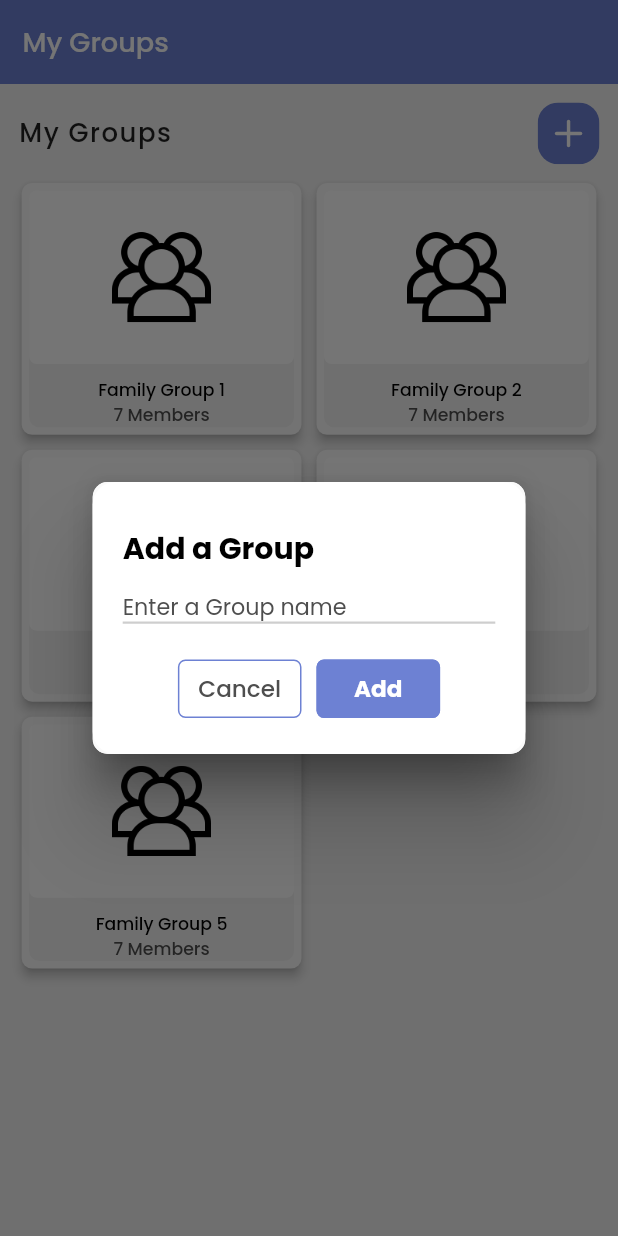
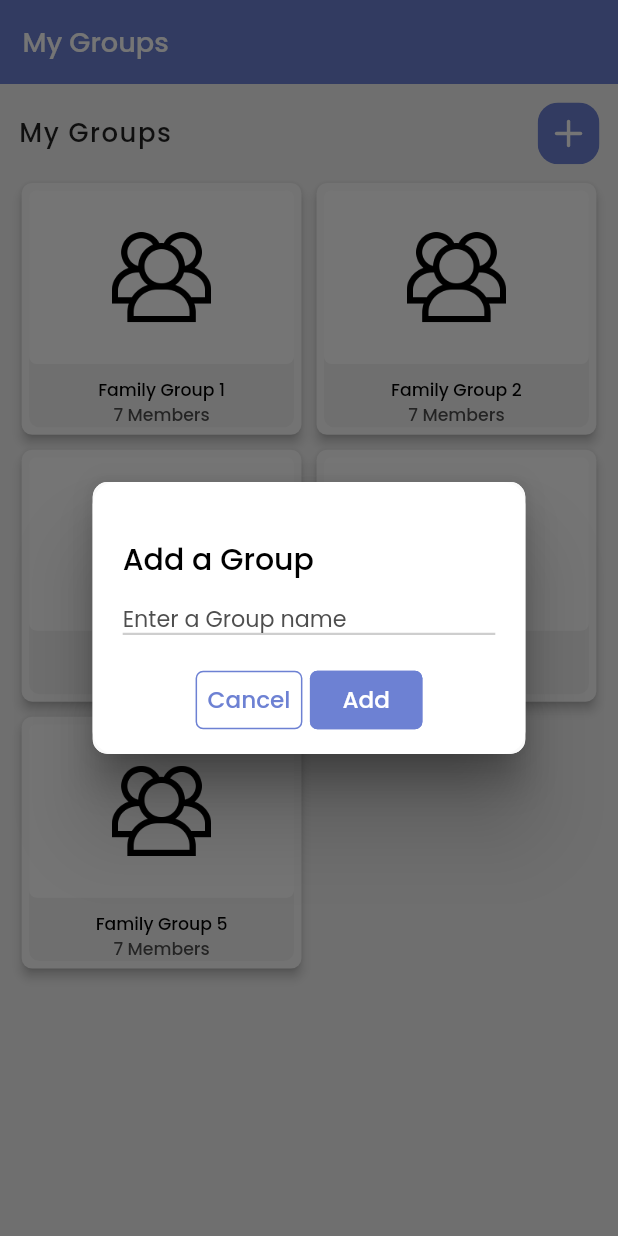
Before and after one commit to sweta-feeltech/General-Expense-App, a Flutter app: the GroupScreen screen opened by its route, after a tap on an icon or button, on a phone screen of 412 x 824 dp. Run offline on Flutter 3.47's test engine with Material 2 defaults, Android fonts, the phone set to English and light mode, and no system bars; our stand-ins replace accordion, cloud_firestore, date_time_picker, flutter_svg, google_sign_in, image_picker and 3 more; accounts and stored records are empty; project files that could hold a hidden picture were left out.

Commit message:
10-5-23 UI for dialog box, bug of rooms screen

```diff
--- a/lib/pages/Dashboard/common_widgets.dart
+++ b/lib/pages/Dashboard/common_widgets.dart
@@ -405,7 +405,7 @@ class CommonWidgets {
 
 
 
-  static Widget CommonInventoryList(BuildContext context,
+  static Widget CommonRoomList(BuildContext context,
       {int? index}
       ) {
 
@@ -485,7 +485,6 @@ class CommonWidgets {
         ),
       ),
     );
-
   }
 
 
--- a/lib/pages/Dashboard/room_screen.dart
+++ b/lib/pages/Dashboard/room_screen.dart
@@ -102,17 +102,16 @@ class _RoomScreenState extends State<RoomScreen> {
                 children: List.generate(
                     10,
                         (index) {
-                      return CommonWidgets.CommonInventoryList(context,index: index,);
+                      return CommonWidgets.CommonRoomList(context,index: index,);
                     }
                 ),
               ),
             ),
-          )
+
+          ),
+          SizedBox(height: 10,),
         ],
       ),
-
-
-
 
     );
   }
--- a/lib/pages/Widgets/theme_helper.dart
+++ b/lib/pages/Widgets/theme_helper.dart
@@ -278,12 +278,13 @@ class ThemeHelper {
                         mainAxisAlignment: MainAxisAlignment.center,
                         crossAxisAlignment: CrossAxisAlignment.start,
                         children: [
+                          SizedBox(height: 15,),
                           Text(
                             popupTitle,
                             style: TextStyle(
                                 fontSize: 20,
                                 color: Colors.black,
-                                fontWeight: FontWeight.bold
+                                fontWeight: FontWeight.w500
                             ),
                           ),
                           SizedBox(height: 5,),
@@ -346,22 +347,19 @@ class ThemeHelper {
                           Row(
                             mainAxisAlignment: MainAxisAlignment.center,
                             children: [
-                              SizedBox(
-                                width: main_Width * 0.2,
-                                child: TextButton(
+                              TextButton(
                                   onPressed: () {
                                     Navigator.pop(context);
                                   },
                                   style: ButtonStyle(
                                       shape: MaterialStateProperty.all(RoundedRectangleBorder(borderRadius: BorderRadius.circular(5), side: BorderSide(color: primaryPurple)))
                                   ),
-                                    child: Text("Cancel", style: TextStyle(color: darkGrey, fontSize: main_Height * 0.01872,),overflow: TextOverflow.ellipsis,)
+                                  child: Text("Cancel", style: TextStyle(color: primaryPurple, fontSize: main_Height * 0.01872,),overflow: TextOverflow.ellipsis,)
                               ),
-                              ),
-                              SizedBox(width: 10,),
+                              SizedBox(width: 5,),
 
                               SizedBox(
-                                width: main_Width * 0.2,
+                                width: 75,
                                 child: TextButton(
                                     style: ButtonStyle(
                                         shape: MaterialStateProperty.all(RoundedRectangleBorder(borderRadius: BorderRadius.circular(5), side: BorderSide(color:primaryPurple))),
@@ -373,7 +371,7 @@ class ThemeHelper {
                                       style: TextStyle(
                                           fontSize: main_Height * 0.01872,
                                           color: Colors.white,
-                                          fontWeight: FontWeight.w700
+                                          fontWeight: FontWeight.w500
                                       ),
                                     )
                                 ),
```
Lines whose indentation alone changed are shown as unchanged.
